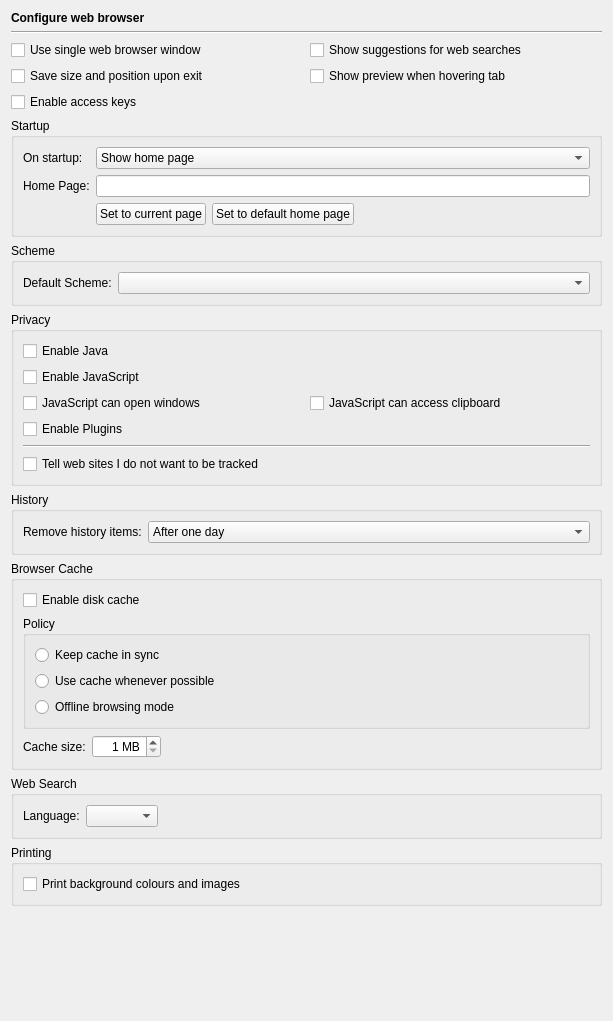
The window that Preferences/ConfigurationPages/HelpWebBrowserPage.ui (testmana2/test) describes before a commit, drawn with Qt 5.
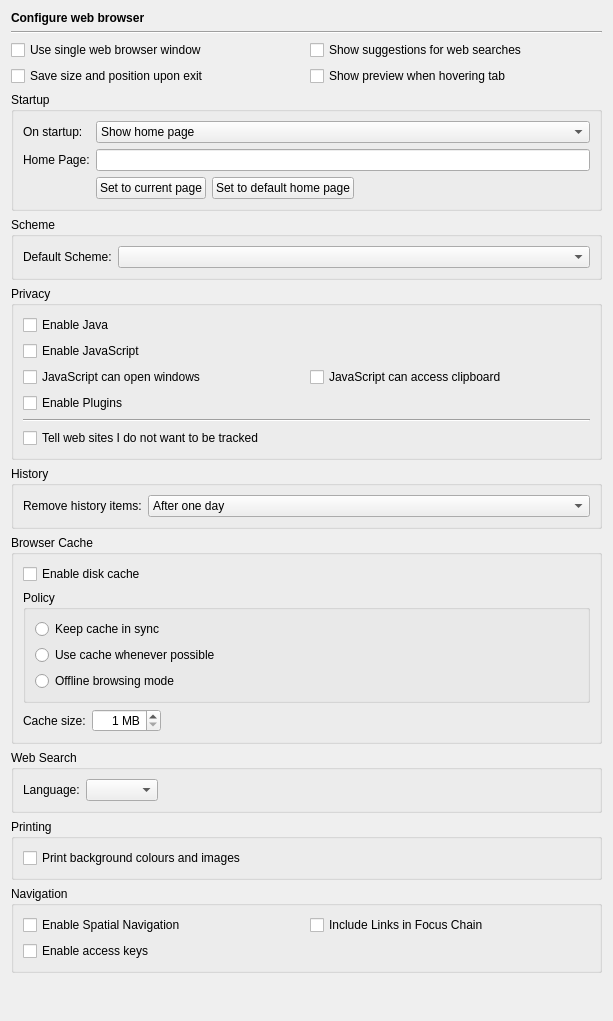
The same window after the commit.

Commit message: Started to implement a few more browser options for the eric web browser.

The edit to the form file:
```diff
--- a/Preferences/ConfigurationPages/HelpWebBrowserPage.ui
+++ b/Preferences/ConfigurationPages/HelpWebBrowserPage.ui
@@ -73,16 +73,6 @@
        </property>
       </widget>
      </item>
-     <item row="2" column="0">
-      <widget class="QCheckBox" name="accessKeysCheckBox">
-       <property name="toolTip">
-        <string>Select to enable support for access keys</string>
-       </property>
-       <property name="text">
-        <string>Enable access keys</string>
-       </property>
-      </widget>
-     </item>
     </layout>
    </item>
    <item>
@@ -492,6 +482,53 @@
      </layout>
     </widget>
    </item>
+   <item>
+    <widget class="QGroupBox" name="groupBox_3">
+     <property name="title">
+      <string>Navigation</string>
+     </property>
+     <layout class="QGridLayout" name="gridLayout_6">
+      <item row="0" column="0">
+       <widget class="QCheckBox" name="spatialCheckBox">
+        <property name="toolTip">
+         <string>Select to enable the spatial navigation feature</string>
+        </property>
+        <property name="whatsThis">
+         <string>&lt;b&gt;Enable Spatial Navigation&lt;/b&gt;
+&lt;p&gt;This enables or disables the Spatial Navigation feature, which consists in the ability to navigate between focusable elements in a Web page, such as hyperlinks and form controls, by using Left, Right, Up and Down arrow keys. For example, if a user presses the Right key, heuristics determine whether there is an element he might be trying to reach towards the right and which element he probably wants.&lt;/p&gt;</string>
+        </property>
+        <property name="text">
+         <string>Enable Spatial Navigation</string>
+        </property>
+       </widget>
+      </item>
+      <item row="0" column="1">
+       <widget class="QCheckBox" name="linksInFocusChainCheckBox">
+        <property name="toolTip">
+         <string>Select to include links in focus chain</string>
+        </property>
+        <property name="whatsThis">
+         <string>&lt;b&gt;Include Links in Focus Chain&lt;/b&gt;
+&lt;p&gt;This selects whether hyperlinks should be included in the keyboard focus chain.&lt;/p&gt;</string>
+        </property>
+        <property name="text">
+         <string>Include Links in Focus Chain</string>
+        </property>
+       </widget>
+      </item>
+      <item row="1" column="0">
+       <widget class="QCheckBox" name="accessKeysCheckBox">
+        <property name="toolTip">
+         <string>Select to enable support for access keys</string>
+        </property>
+        <property name="text">
+         <string>Enable access keys</string>
+        </property>
+       </widget>
+      </item>
+     </layout>
+    </widget>
+   </item>
    <item>
     <spacer>
      <property name="orientation">
```
Left out of the diff: 4 changed lines with no effect on the pictures. The commit also changes 6 other files.
